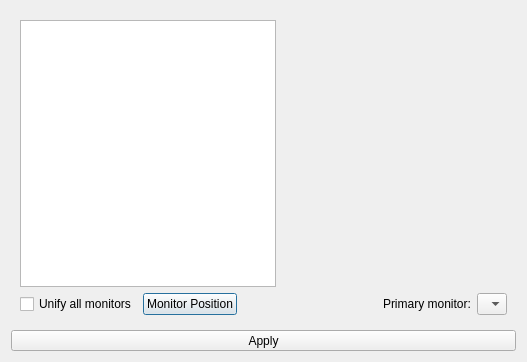
This is lxqt-config-monitor/mainwindow.ui in lxqt/lxqt-config as Qt 5 draws it before an edit. The edited form follows.
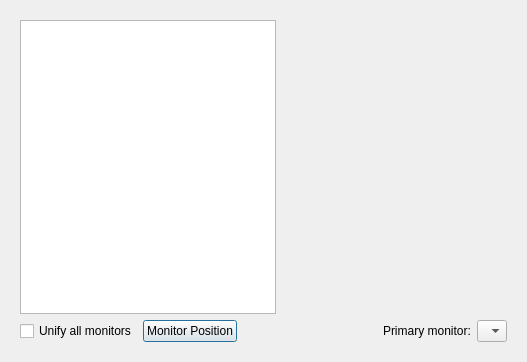
This is the edited form. Icons and pictures are not drawn.

```diff
--- a/lxqt-config-monitor/mainwindow.ui
+++ b/lxqt-config-monitor/mainwindow.ui
@@ -99,22 +99,6 @@
      </layout>
     </widget>
    </item>
-   <item>
-    <widget class="QToolButton" name="apply">
-     <property name="sizePolicy">
-      <sizepolicy hsizetype="Expanding" vsizetype="Fixed">
-       <horstretch>0</horstretch>
-       <verstretch>0</verstretch>
-      </sizepolicy>
-     </property>
-     <property name="text">
-      <string>Apply</string>
-     </property>
-     <property name="toolButtonStyle">
-      <enum>Qt::ToolButtonTextBesideIcon</enum>
-     </property>
-    </widget>
-   </item>
   </layout>
  </widget>
  <resources/>
```
